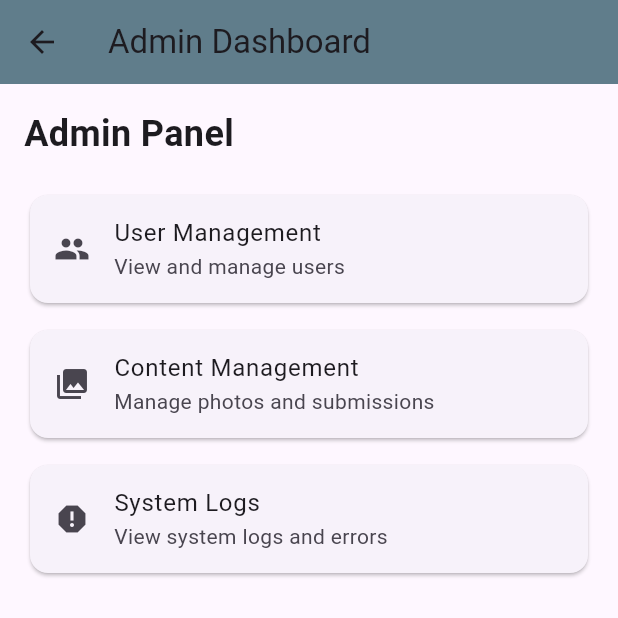
After one commit to chbornman/photojam_app, a Flutter app: the AdminPage screen opened directly, on a phone screen of 412 x 824 dp, the top half of it. The commit adds this screen. Run offline on Flutter 3.47's test engine with Material 3 defaults, Android fonts, the phone set to English and light mode, and no system bars; our stand-ins replace appwrite, flutter_markdown, flutter_svg, hive_flutter, image_picker; accounts and stored records are empty.

Commit message:
add admin page

```diff
--- /dev/null
+++ b/lib/pages/admin_page.dart
@@ -0,0 +1,61 @@
+
+import 'package:flutter/material.dart';
+
+class AdminPage extends StatelessWidget {
+  const AdminPage({Key? key}) : super(key: key);
+
+  @override
+  Widget build(BuildContext context) {
+    return Scaffold(
+      appBar: AppBar(
+        title: Text('Admin Dashboard'),
+        backgroundColor: Colors.blueGrey,
+      ),
+      body: Padding(
+        padding: const EdgeInsets.all(16.0),
+        child: Column(
+          crossAxisAlignment: CrossAxisAlignment.start,
+          children: [
+            Text('Admin Panel', style: TextStyle(fontSize: 24, fontWeight: FontWeight.bold)),
+            SizedBox(height: 20),
+            // User Management Section
+            Card(
+              child: ListTile(
+                leading: Icon(Icons.people),
+                title: Text('User Management'),
+                subtitle: Text('View and manage users'),
+                onTap: () {
+                  // Navigate to User Management Page (placeholder)
+                },
+              ),
+            ),
+            SizedBox(height: 10),
+            // Content Management Section
+            Card(
+              child: ListTile(
+                leading: Icon(Icons.photo_library),
+                title: Text('Content Management'),
+                subtitle: Text('Manage photos and submissions'),
+                onTap: () {
+                  // Navigate to Content Management Page (placeholder)
+                },
+              ),
+            ),
+            SizedBox(height: 10),
+            // System Logs Section
+            Card(
+              child: ListTile(
+                leading: Icon(Icons.report),
+                title: Text('System Logs'),
+                subtitle: Text('View system logs and errors'),
+                onTap: () {
+                  // Navigate to System Logs Page (placeholder)
+                },
+              ),
+            ),
+          ],
+        ),
+      ),
+    );
+  }
+}
```
Also changed, not shown: lib/main.dart (+15 -11 lines), lib/pages/jamsignup_page.dart (+58 -15 lines), lib/pages/tabs_page.dart (+29 -88 lines).
